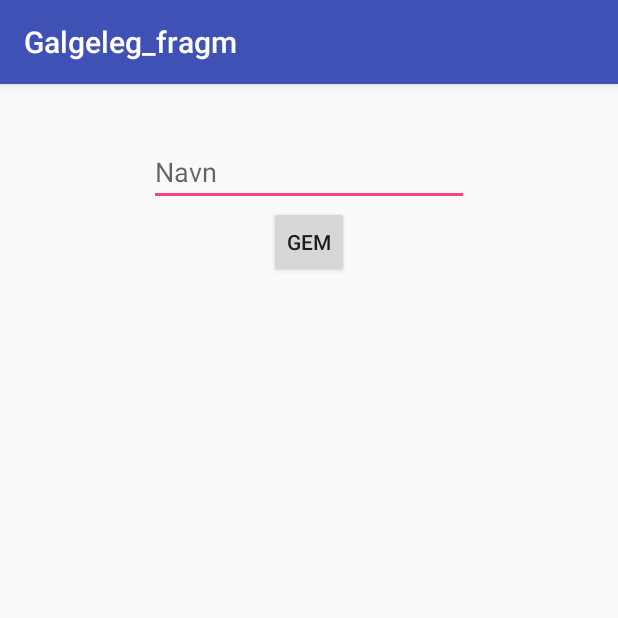
After one commit to Jacobjepsen27/Galgeleg_fragm, an Android app: the fragment name_frag shown on its own in the app's theme, on a phone screen of 412 x 824 dp, the top half of it. The commit adds this screen. Run offline under Robolectric (Android 15) with nearby library versions, the phone set to English and light mode, and no system bars; network calls fail.

Commit message:
Tilføjet klasser for at muliggøre highscore fragment

```diff
--- a/app/src/main/java/jepsen/dk/galgeleg_fragm/Velkomst_frag.java
+++ b/app/src/main/java/jepsen/dk/galgeleg_fragm/Velkomst_frag.java
@@ -39,7 +39,7 @@ public class Velkomst_frag extends Fragment implements View.OnClickListener, Run
         if(savedInstanceState == null) {
             gl = new Galgelogik();
             //gl.nulstil();
-
+            gl.saetsvaerhedsgrad(1);
             difficult = (Button) rod.findViewById(R.id.difButton);
             difficult.setOnClickListener(this);
 
--- /dev/null
+++ b/app/src/main/java/jepsen/dk/galgeleg_fragm/name_frag.java
@@ -0,0 +1,41 @@
+package jepsen.dk.galgeleg_fragm;
+
+
+import android.os.Bundle;
+import android.support.v4.app.Fragment;
+import android.view.LayoutInflater;
+import android.view.View;
+import android.view.ViewGroup;
+import android.widget.Button;
+import android.widget.TextView;
+
+
+/**
+ * A simple {@link Fragment} subclass.
+ */
+public class name_frag extends Fragment implements View.OnClickListener{
+
+    public ViewGroup rod;
+
+    private Button gem;
+    private TextView name;
+
+    @Override
+    public View onCreateView(LayoutInflater inflater, ViewGroup container,
+                             Bundle savedInstanceState) {
+        // Inflate the layout for this fragment
+        rod = (ViewGroup) inflater.inflate(R.layout.fragment_name_frag, container, false);
+
+        name = (TextView) rod.findViewById(R.id.highscoreName);
+
+        gem = (Button) rod.findViewById(R.id.saveButton);
+        gem.setOnClickListener(this);
+
+        return rod;
+    }
+
+    @Override
+    public void onClick(View v) {
+
+    }
+}
--- /dev/null
+++ b/app/src/main/res/layout/fragment_name_frag.xml
@@ -0,0 +1,27 @@
+<RelativeLayout xmlns:android="http://schemas.android.com/apk/res/android"
+    xmlns:tools="http://schemas.android.com/tools"
+    android:layout_width="match_parent"
+    android:layout_height="match_parent"
+    tools:context="jepsen.dk.galgeleg_fragm.name_frag">
+
+
+    <EditText
+        android:layout_width="wrap_content"
+        android:layout_height="wrap_content"
+        android:inputType="textPersonName"
+        android:ems="10"
+        android:id="@+id/highscoreName"
+        android:layout_marginTop="36dp"
+        android:hint="Navn"
+        android:layout_alignParentTop="true"
+        android:layout_centerHorizontal="true" />
+
+    <Button
+        style="?android:attr/buttonStyleSmall"
+        android:layout_width="wrap_content"
+        android:layout_height="wrap_content"
+        android:text="Gem"
+        android:id="@+id/saveButton"
+        android:layout_below="@+id/highscoreName"
+        android:layout_centerHorizontal="true" />
+</RelativeLayout>
--- a/app/src/main/res/values/styles.xml
+++ b/app/src/main/res/values/styles.xml
@@ -9,9 +9,10 @@
     </style>
     <style name="AppTheme.NoActionBar">
         <item name="windowActionBar">false</item>
+
         <item name="windowNoTitle">true</item>
     </style>
-    <style name="AppTheme.AppBarOverlay" parent="ThemeOverlay.AppCompat.Dark.ActionBar" />
-    <style name="AppTheme.PopupOverlay" parent="ThemeOverlay.AppCompat.Light" />
+    <!--<style name="AppTheme.AppBarOverlay" parent="ThemeOverlay.AppCompat.Dark.ActionBar" />
+    <style name="AppTheme.PopupOverlay" parent="ThemeOverlay.AppCompat.Light" />-->
 
 </resources>
```
Also changed, not shown: app/src/main/java/jepsen/dk/galgeleg_fragm/AfsluttetSpil_frag.java (+7 -2 lines), app/src/main/java/jepsen/dk/galgeleg_fragm/Galgelogik.java (+6 -4 lines), app/src/main/java/jepsen/dk/galgeleg_fragm/highscore_frag.java (added, +29 -0 lines), app/src/main/res/layout/afsluttetspil_frag.xml (+7 -0 lines), app/src/main/res/layout/fragment_highscore_frag.xml (added, +18 -0 lines).
